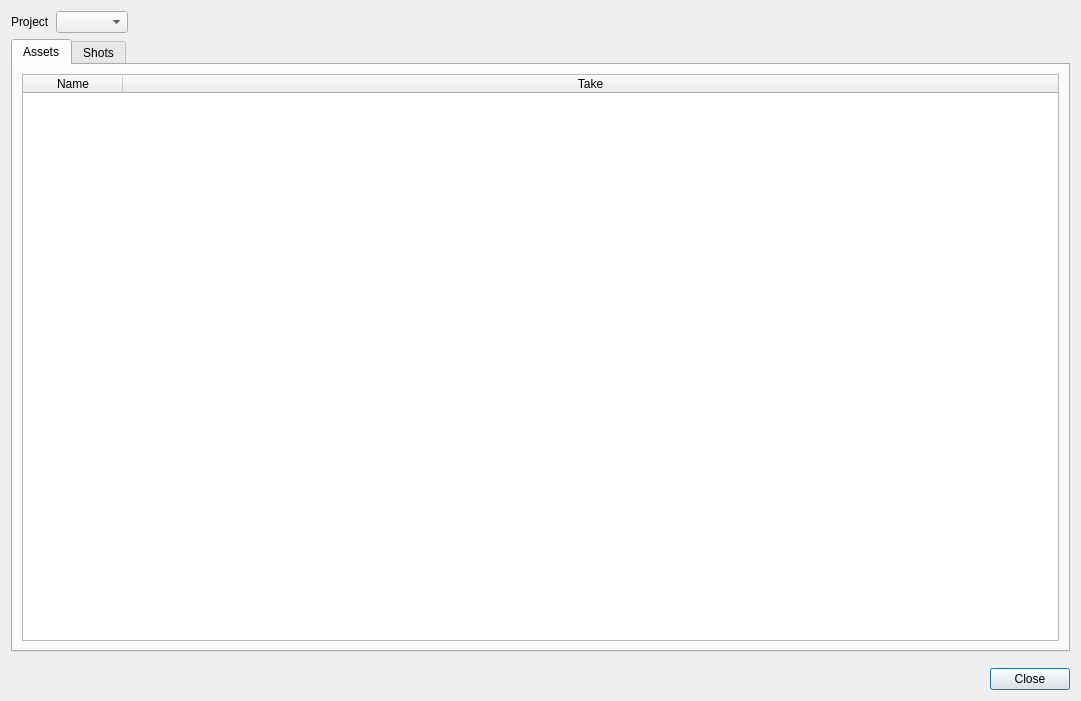
Old version of the form oyProjectManager/ui/status_manager.ui in the repository code-google-com/oyprojectmanager.
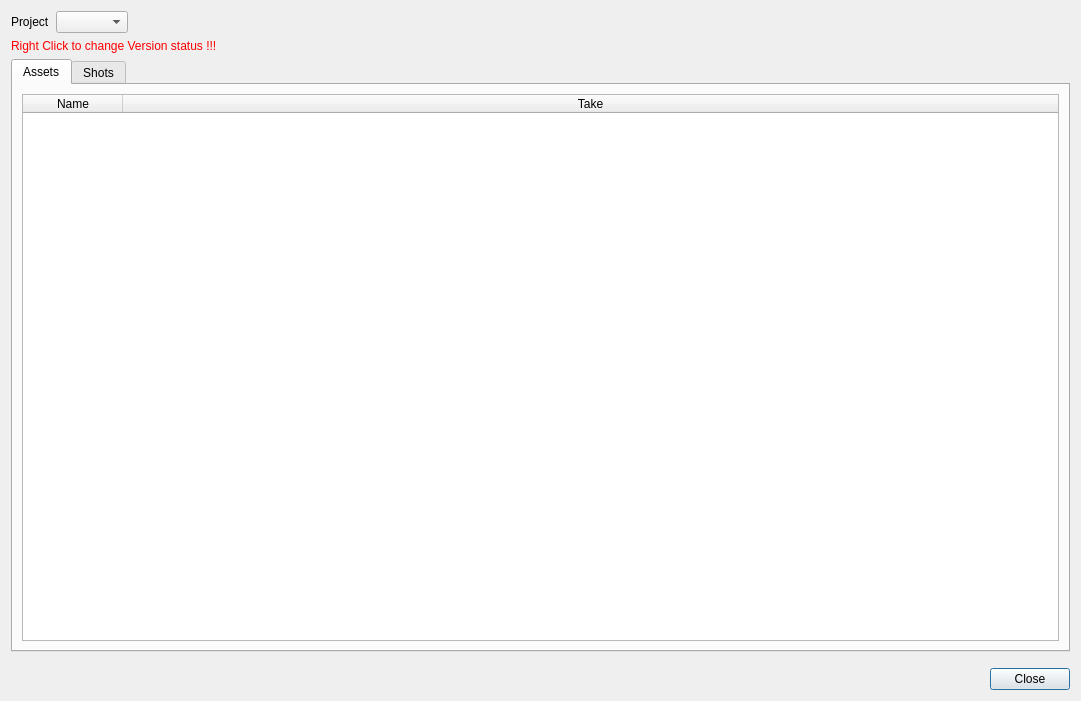
New version of the form.

Commit message: updated the status_manager: - now it shows the user name who created this particular version - it is now possible to change the status of the versions

The edit to the form file:
```diff
--- a/oyProjectManager/ui/status_manager.ui
+++ b/oyProjectManager/ui/status_manager.ui
@@ -41,6 +41,16 @@
      </item>
     </layout>
    </item>
+   <item>
+    <widget class="QLabel" name="label_2">
+     <property name="styleSheet">
+      <string notr="true">color: red;</string>
+     </property>
+     <property name="text">
+      <string>Right Click to change Version status !!!</string>
+     </property>
+    </widget>
+   </item>
    <item>
     <widget class="QTabWidget" name="tabWidget">
      <property name="currentIndex">
```
The commit also changes 7 other files.
